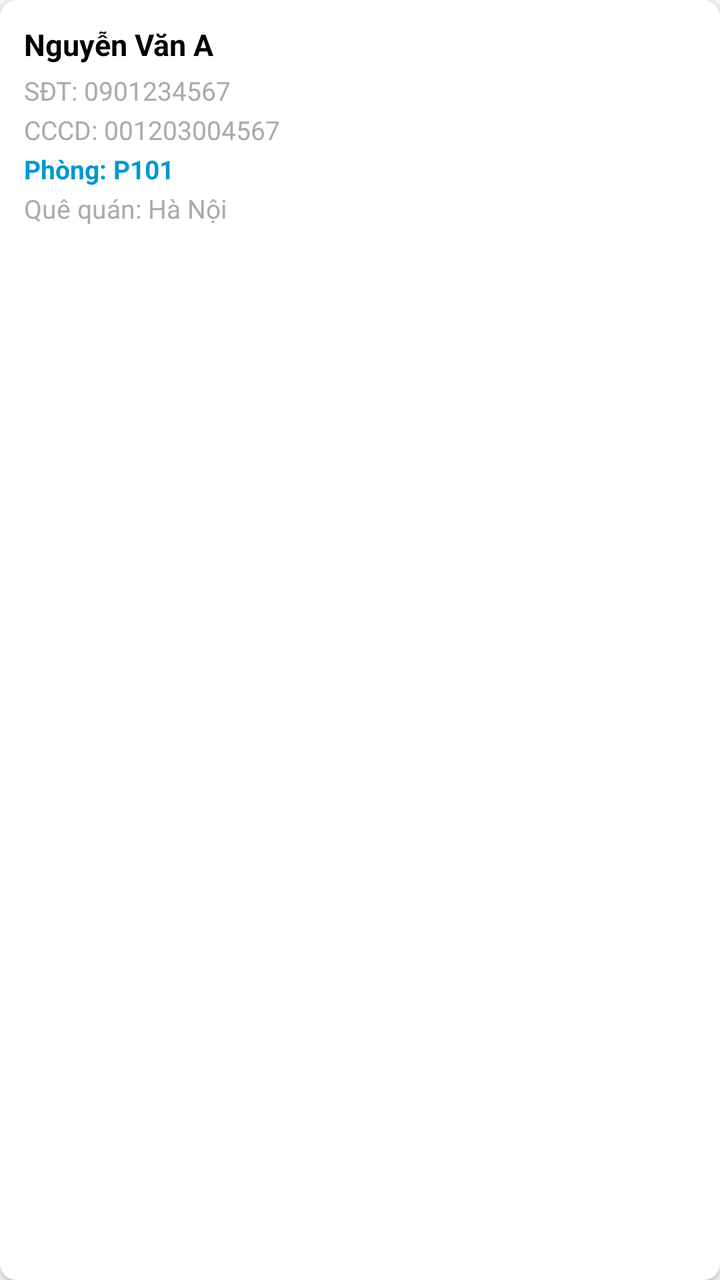
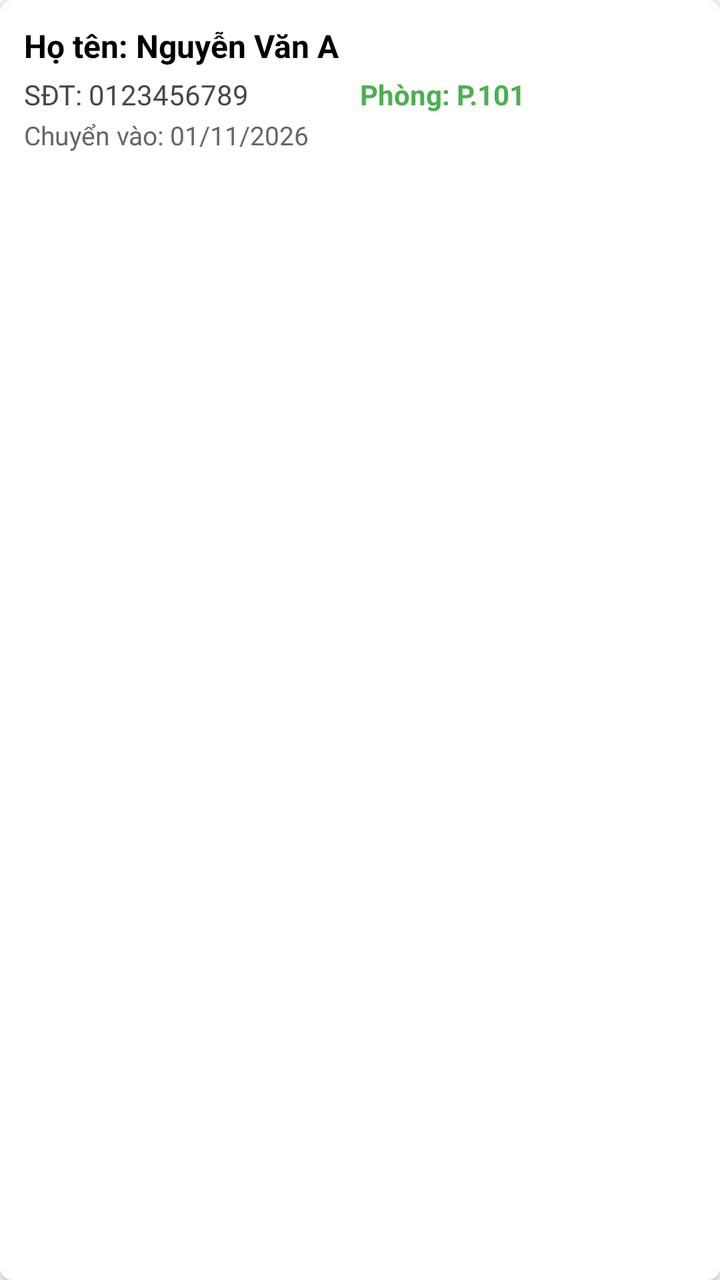

Screens rendered from an Android XML layout before and after an edit, with the pre-edit source and the edit as a unified diff.
<!-- AndroidManifest.xml: application theme Theme.Detai1 -->
<!-- res/layout/item_nguoi_thue.xml -->
<?xml version="1.0" encoding="utf-8"?>
<androidx.cardview.widget.CardView xmlns:android="http://schemas.android.com/apk/res/android"
    xmlns:app="http://schemas.android.com/apk/res-auto"
    android:layout_width="match_parent"
    android:layout_height="wrap_content"
    app:cardCornerRadius="8dp"
    app:cardElevation="2dp"
    android:layout_marginBottom="8dp"
    app:cardBackgroundColor="@android:color/white">

    <LinearLayout
        android:layout_width="match_parent"
        android:layout_height="wrap_content"
        android:orientation="vertical"
        android:padding="12dp">

        <TextView
            android:id="@+id/tvHoTen"
            android:layout_width="match_parent"
            android:layout_height="wrap_content"
            android:text="Nguyễn Văn A"
            android:textSize="15sp"
            android:textStyle="bold"
            android:textColor="@android:color/black"
            android:layout_marginBottom="4dp"/>

        <TextView
            android:id="@+id/tvSdt"
            android:layout_width="match_parent"
            android:layout_height="wrap_content"
            android:text="SĐT: 0901234567"
            android:textSize="13sp"
            android:textColor="@android:color/darker_gray"
            android:layout_marginBottom="2dp"/>

        <TextView
            android:id="@+id/tvCccd"
            android:layout_width="match_parent"
            android:layout_height="wrap_content"
            android:text="CCCD: 001203004567"
            android:textSize="13sp"
            android:textColor="@android:color/darker_gray"
            android:layout_marginBottom="2dp"/>

        <TextView
            android:id="@+id/tvPhongThue"
            android:layout_width="match_parent"
            android:layout_height="wrap_content"
            android:text="Phòng: P101"
            android:textSize="13sp"
            android:textStyle="bold"
            android:textColor="@android:color/holo_blue_dark"
            android:layout_marginBottom="2dp"/>

        <TextView
            android:id="@+id/tvQueQuan"
            android:layout_width="match_parent"
            android:layout_height="wrap_content"
            android:text="Quê quán: Hà Nội"
            android:textSize="13sp"
            android:textColor="@android:color/darker_gray"/>

    </LinearLayout>
</androidx.cardview.widget.CardView>
<!-- resources referenced by this layout -->
<resources>
  <style name="Theme.Detai1" parent="Base.Theme.Detai1" />
  <style name="Base.Theme.Detai1" parent="Theme.Material3.DayNight.NoActionBar">
          
          
      </style>
</resources>

<!-- the commit's change to res/layout/item_nguoi_thue.xml (unified diff, before → after) -->
@@ -3,10 +3,9 @@
     xmlns:app="http://schemas.android.com/apk/res-auto"
     android:layout_width="match_parent"
     android:layout_height="wrap_content"
-    app:cardCornerRadius="8dp"
-    app:cardElevation="2dp"
     android:layout_marginBottom="8dp"
-    app:cardBackgroundColor="@android:color/white">
+    app:cardCornerRadius="6dp"
+    app:cardElevation="2dp">
 
     <LinearLayout
         android:layout_width="match_parent"
@@ -15,50 +14,47 @@
         android:padding="12dp">
 
         <TextView
-            android:id="@+id/tvHoTen"
+            android:id="@+id/tvItemHoTen"
             android:layout_width="match_parent"
             android:layout_height="wrap_content"
-            android:text="Nguyễn Văn A"
-            android:textSize="15sp"
+            android:text="Họ tên: Nguyễn Văn A"
+            android:textSize="16sp"
             android:textStyle="bold"
             android:textColor="@android:color/black"
             android:layout_marginBottom="4dp"/>
 
-        <TextView
-            android:id="@+id/tvSdt"
+        <LinearLayout
             android:layout_width="match_parent"
             android:layout_height="wrap_content"
-            android:text="SĐT: 0901234567"
-            android:textSize="13sp"
-            android:textColor="@android:color/darker_gray"
-            android:layout_marginBottom="2dp"/>
+            android:orientation="horizontal"
+            android:layout_marginBottom="2dp">
+
+            <TextView
+                android:id="@+id/tvItemSdt"
+                android:layout_width="0dp"
+                android:layout_height="wrap_content"
+                android:layout_weight="1"
+                android:text="SĐT: 0123456789"
+                android:textSize="14sp"/>
+
+            <TextView
+                android:id="@+id/tvItemPhong"
+                android:layout_width="0dp"
+                android:layout_height="wrap_content"
+                android:layout_weight="1"
+                android:text="Phòng: P.101"
+                android:textSize="14sp"
+                android:textStyle="bold"
+                android:textColor="#4CAF50"/>
+        </LinearLayout>
 
         <TextView
-            android:id="@+id/tvCccd"
+            android:id="@+id/tvItemNgayVao"
             android:layout_width="match_parent"
             android:layout_height="wrap_content"
-            android:text="CCCD: 001203004567"
+            android:text="Chuyển vào: 01/11/2026"
             android:textSize="13sp"
-            android:textColor="@android:color/darker_gray"
-            android:layout_marginBottom="2dp"/>
-
-        <TextView
-            android:id="@+id/tvPhongThue"
-            android:layout_width="match_parent"
-            android:layout_height="wrap_content"
-            android:text="Phòng: P101"
-            android:textSize="13sp"
-            android:textStyle="bold"
-            android:textColor="@android:color/holo_blue_dark"
-            android:layout_marginBottom="2dp"/>
-
-        <TextView
-            android:id="@+id/tvQueQuan"
-            android:layout_width="match_parent"
-            android:layout_height="wrap_content"
-            android:text="Quê quán: Hà Nội"
-            android:textSize="13sp"
-            android:textColor="@android:color/darker_gray"/>
+            android:textColor="#666666"/>
 
     </LinearLayout>
 </androidx.cardview.widget.CardView>
